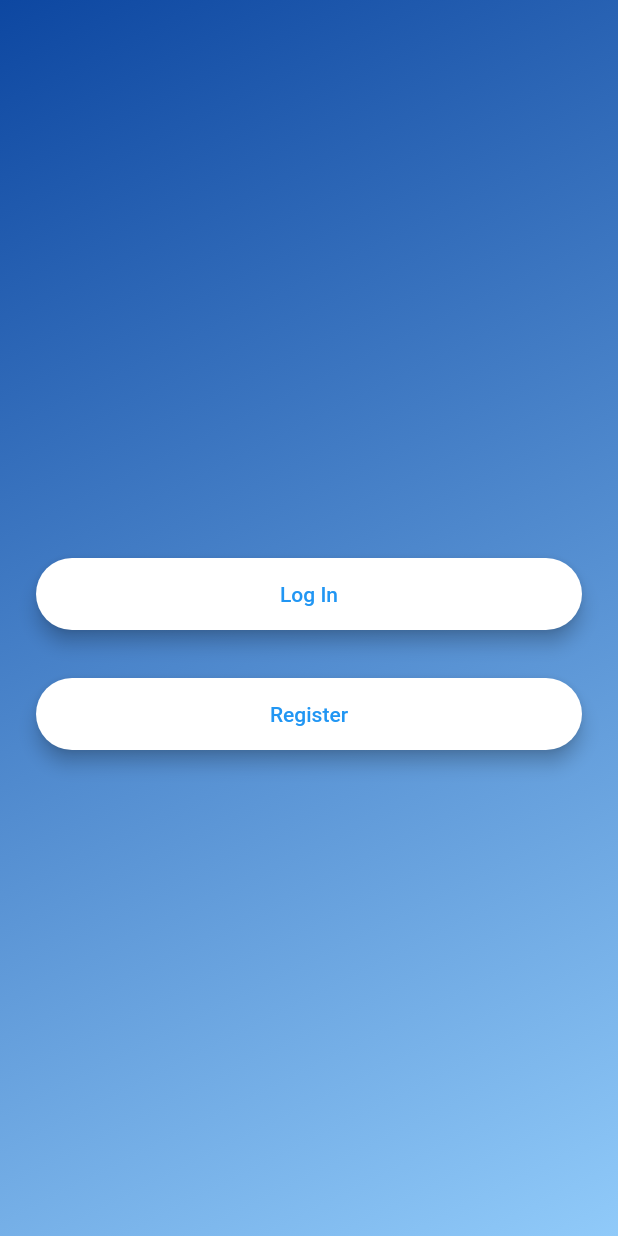
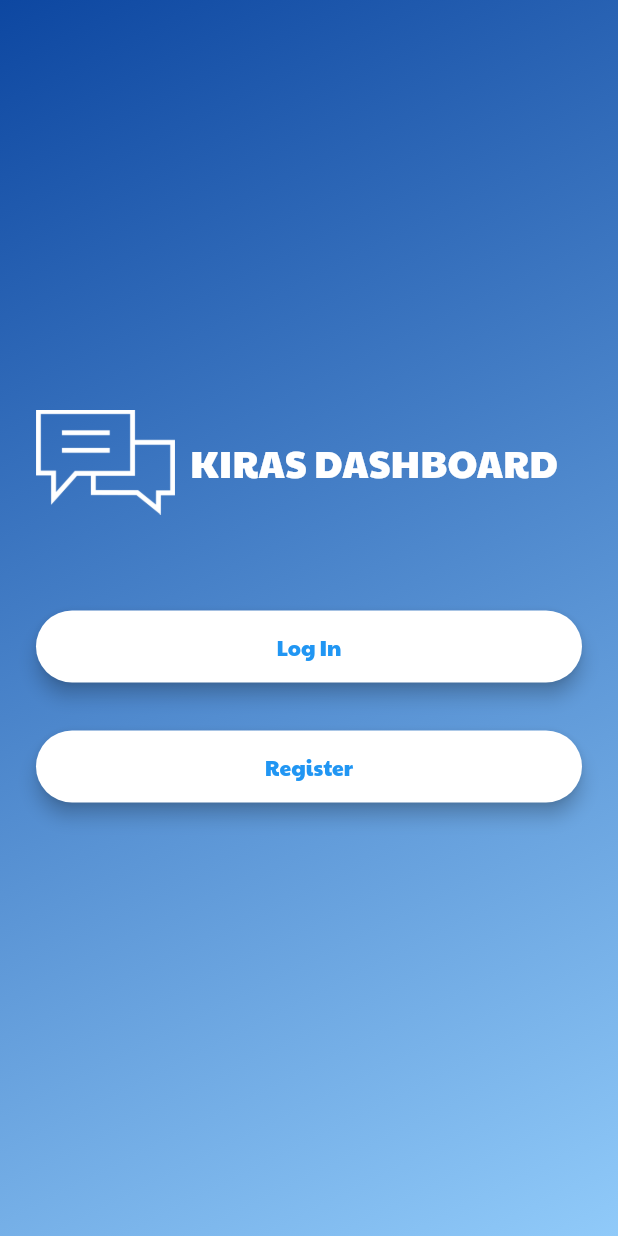
Before and after one commit to harshs0203/KirasChat, a Flutter app: the screen it shows after launch, on a phone screen of 412 x 824 dp. Run offline on Flutter 3.47's test engine with Material 2 defaults, Android fonts, the phone set to English and light mode, and no system bars; our stand-ins replace animated_text_kit, cloud_firestore, firebase_auth, firebase_core; accounts and stored records are empty.

Commit message:
Welcome Screen fixed

```diff
--- a/lib/Screens/Welcome.dart
+++ b/lib/Screens/Welcome.dart
@@ -2,6 +2,8 @@ import 'package:flutter/material.dart';
 import 'package:kiras_chat/Screens/Auth/Login.dart';
 import 'package:kiras_chat/Screens/Auth/Register.dart';
 import 'package:kiras_chat/components/roundedButton.dart';
+// ignore: implementation_imports
+import 'package:animated_text_kit/src/typewriter.dart';
 class WelcomeScreen extends StatefulWidget {
   @override
   _WelcomeScreenState createState() => _WelcomeScreenState();
@@ -31,27 +33,27 @@ class _WelcomeScreenState extends State<WelcomeScreen> {
             children: <Widget>[
               Row(
                 children: <Widget>[
-                  // Hero(
-                  //   tag: 'logo',
-                  //   child: Container(
-                  //     child: Image.asset('images/logo.png'),
-                  //     height: 80.0,
-                  //   ),
-                  // ),
+                  Hero(
+                    tag: 'logo',
+                    child: Container(
+                      child: Image.asset('images/KirasChat Logo.png'),
+                      height: 70.0,
+                    ),
+                  ),
                   SizedBox(
                     width: 10.0,
                   ),
-                  // TypewriterAnimatedTextKit(
-                  //   text: ['KIRAS DASHBOARD'],
-                  //   speed: Duration(milliseconds: 80),
-                  //   totalRepeatCount: 100,
-                  //   textStyle: TextStyle(
-                  //     fontSize: 27.0,
-                  //     fontWeight: FontWeight.w500,
-                  //     // fontFamily: 'PaytoneOne',
-                  //     color: Colors.white,
-                  //   ),
-                  // ),
+                  TypewriterAnimatedTextKit(
+                    text: ['KIRAS DASHBOARD'],
+                    speed: Duration(milliseconds: 80),
+                    totalRepeatCount: 100,
+                    textStyle: TextStyle(
+                      fontSize: 25.0,
+                      fontWeight: FontWeight.w500,
+                      fontFamily: 'PaytoneOne',
+                      color: Colors.white,
+                    ),
+                  ),
                 ],
               ),
               SizedBox(
@@ -66,8 +68,10 @@ class _WelcomeScreenState extends State<WelcomeScreen> {
                 },
                 colour: Colors.white,
                 title: 'Log In',
+                width: 200,
               ),
               RoundedButton(
+                  width: 200,
                   onPressed: () {
                     Navigator.push(
                       context,
```
Also changed, not shown: pubspec.yaml (+7 -10 lines), fonts/PaytoneOne-Regular.ttf (added), images/KirasChat Logo.png (added).
